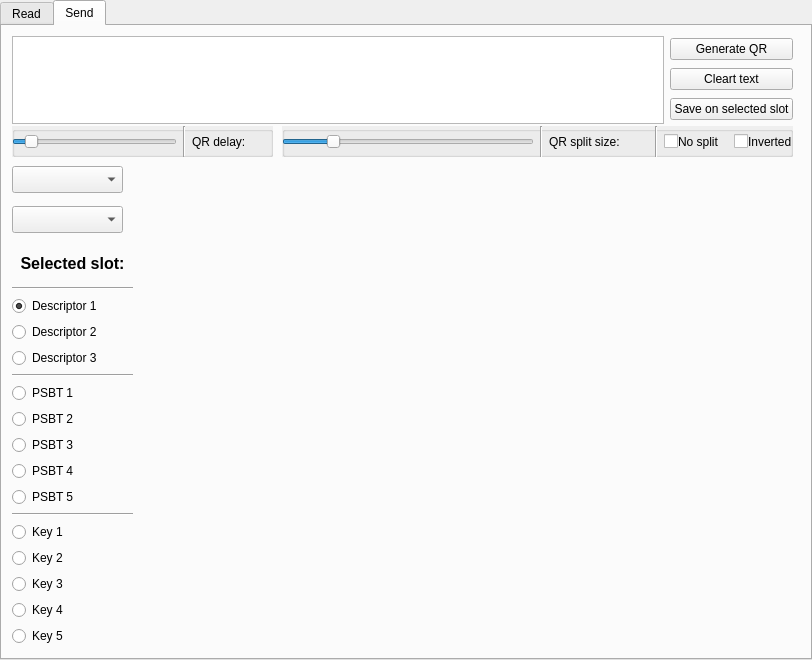
Qt form form.ui (tadeubas/SeedQReader) before a commit.
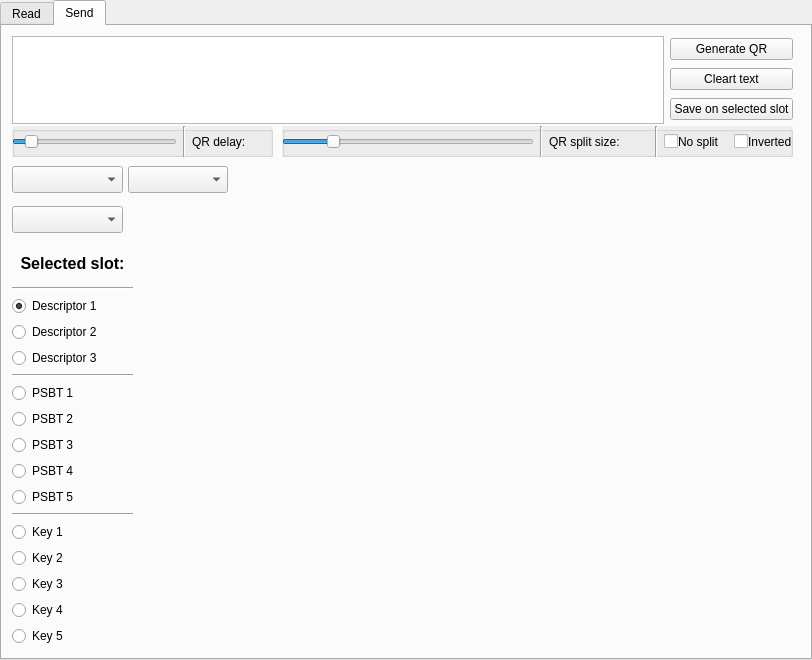
The same form after that commit. The open tabs and pages were chosen to show the change.

```diff
--- a/form.ui
+++ b/form.ui
@@ -224,7 +224,7 @@
     <widget class="QLabel" name="video_out">
      <property name="geometry">
       <rect>
-       <x>250</x>
+       <x>350</x>
        <y>140</y>
        <width>450</width>
        <height>450</height>
@@ -254,12 +254,35 @@
       </rect>
      </property>
     </widget>
+    <widget class="QComboBox" name="combo_error">
+     <property name="geometry">
+      <rect>
+       <x>126</x>
+       <y>140</y>
+       <width>100</width>
+       <height>27</height>
+      </rect>
+     </property>
+    </widget>
     <widget class="QLabel" name="steps">
      <property name="geometry">
       <rect>
-       <x>440</x>
-       <y>590</y>
-       <width>67</width>
+       <x>350</x>
+       <y>592</y>
+       <width>450</width>
+       <height>17</height>
+      </rect>
+     </property>
+     <property name="text">
+      <string/>
+     </property>
+    </widget>
+    <widget class="QLabel" name="info_send">
+     <property name="geometry">
+      <rect>
+       <x>350</x>
+       <y>611</y>
+       <width>450</width>
        <height>17</height>
       </rect>
      </property>
```
Left out of the diff: 16 changed lines with no effect on the pictures.
